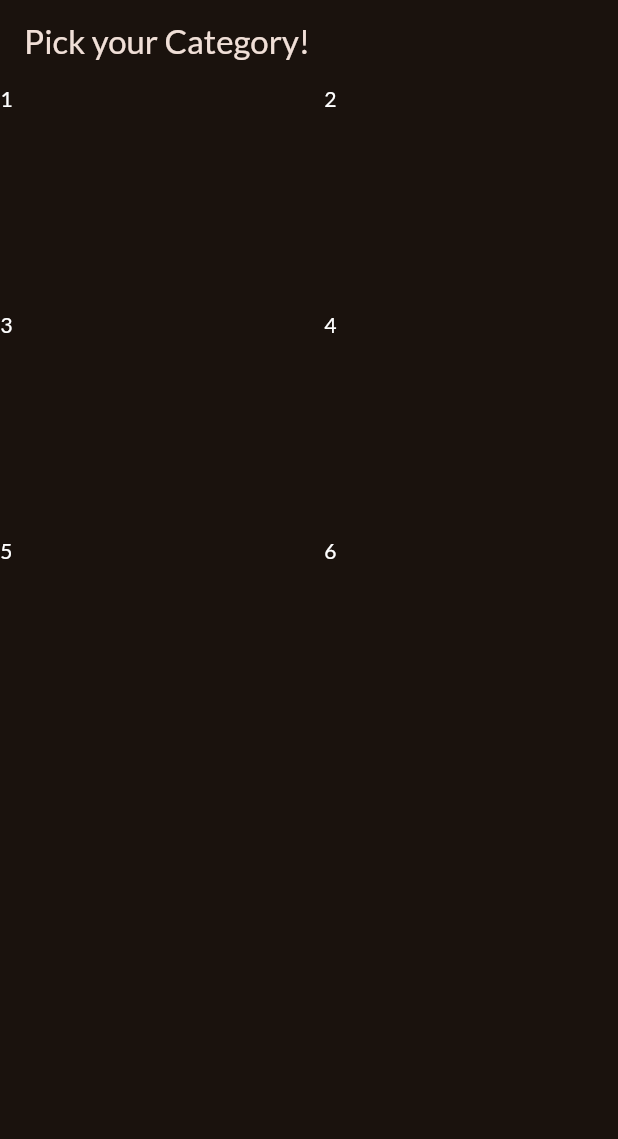
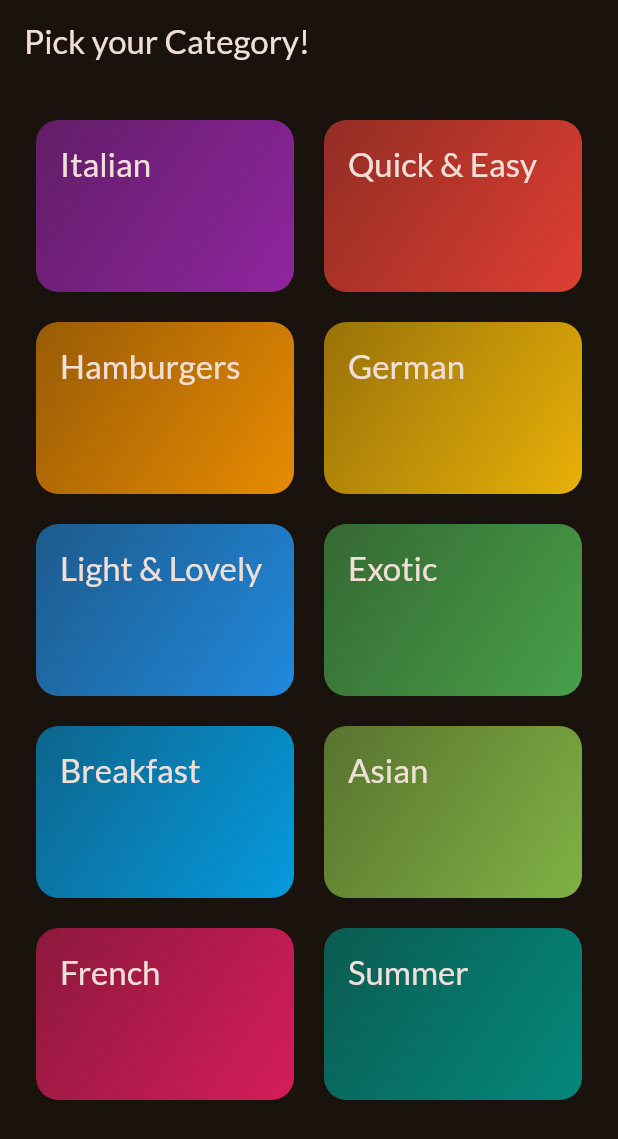
Before and after one commit to raneem-yad/meals_app_training, a Flutter app: the screen it shows after launch, on a phone screen of 412 x 824 dp. Shown: the top 1139 px of the screen. Run offline on Flutter 3.47's test engine with Material 3 defaults, Android fonts, the phone set to English and light mode, and no system bars; our stand-ins replace google_fonts.

Commit message:
adding inkwell and gridview

```diff
--- a/lib/categories_screen.dart
+++ /dev/null
@@ -1,27 +0,0 @@
-import 'package:flutter/material.dart';
-
-class CategoriesScreen extends StatelessWidget {
-  const CategoriesScreen({super.key});
-
-  @override
-  Widget build(BuildContext context) {
-    return Scaffold(
-      appBar: AppBar(
-        title: const Text("Pick your Category!"),
-      ),
-      body: GridView(gridDelegate:const  SliverGridDelegateWithFixedCrossAxisCount(
-          crossAxisCount: 2,
-        mainAxisSpacing: 20,
-        crossAxisSpacing: 20,
-        childAspectRatio: 3/2,
-          ),children:const  [
-            Text("1" ,style: TextStyle(color: Colors.white),),
-            Text("2" ,style: TextStyle(color: Colors.white),),
-            Text("3" ,style: TextStyle(color: Colors.white),),
-            Text("4" ,style: TextStyle(color: Colors.white),),
-            Text("5" ,style: TextStyle(color: Colors.white),),
-            Text("6" ,style: TextStyle(color: Colors.white),),
-      ],),
-    );
-  }
-}
--- /dev/null
+++ b/lib/data/dummy_data.dart
@@ -0,0 +1,56 @@
+import 'package:flutter/material.dart';
+
+import 'package:meal_prep_training/models/category.dart';
+
+const availableCategories = [
+  Category(
+    id: 'c1',
+    title: 'Italian',
+    color: Colors.purple,
+  ),
+  Category(
+    id: 'c2',
+    title: 'Quick & Easy',
+    color: Colors.red,
+  ),
+  Category(
+    id: 'c3',
+    title: 'Hamburgers',
+    color: Colors.orange,
+  ),
+  Category(
+    id: 'c4',
+    title: 'German',
+    color: Colors.amber,
+  ),
+  Category(
+    id: 'c5',
+    title: 'Light & Lovely',
+    color: Colors.blue,
+  ),
+  Category(
+    id: 'c6',
+    title: 'Exotic',
+    color: Colors.green,
+  ),
+  Category(
+    id: 'c7',
+    title: 'Breakfast',
+    color: Colors.lightBlue,
+  ),
+  Category(
+    id: 'c8',
+    title: 'Asian',
+    color: Colors.lightGreen,
+  ),
+  Category(
+    id: 'c9',
+    title: 'French',
+    color: Colors.pink,
+  ),
+  Category(
+    id: 'c10',
+    title: 'Summer',
+    color: Colors.teal,
+  ),
+];
--- a/lib/main.dart
+++ b/lib/main.dart
@@ -1,7 +1,7 @@
 import 'package:flutter/material.dart';
 
 import 'package:google_fonts/google_fonts.dart';
-import 'package:meal_prep_training/categories_screen.dart';
+import 'package:meal_prep_training/screens/categories.dart';
 
 final theme = ThemeData(
   useMaterial3: true,
--- /dev/null
+++ b/lib/models/category.dart
@@ -0,0 +1,13 @@
+import 'package:flutter/material.dart';
+
+class Category {
+  const Category({
+    required this.id,
+    required this.title,
+    this.color = Colors.orange,
+  });
+
+  final String id;
+  final String title;
+  final Color color;
+}
--- /dev/null
+++ b/lib/screens/categories.dart
@@ -0,0 +1,28 @@
+import 'package:flutter/material.dart';
+import 'package:meal_prep_training/data/dummy_data.dart';
+import 'package:meal_prep_training/widgets/category_grid_item.dart';
+
+class CategoriesScreen extends StatelessWidget {
+  const CategoriesScreen({super.key});
+
+  @override
+  Widget build(BuildContext context) {
+    return Scaffold(
+      appBar: AppBar(
+        title: const Text("Pick your Category!"),
+      ),
+      body: GridView(
+        padding: const EdgeInsets.all(24),
+        gridDelegate: const SliverGridDelegateWithFixedCrossAxisCount(
+          crossAxisCount: 2,
+          mainAxisSpacing: 20,
+          crossAxisSpacing: 20,
+          childAspectRatio: 3 / 2,
+        ),
+        children: availableCategories
+            .map((item) => CategoryGridItem(category: item))
+            .toList(),
+      ),
+    );
+  }
+}
--- /dev/null
+++ b/lib/widgets/category_grid_item.dart
@@ -0,0 +1,44 @@
+import 'package:flutter/material.dart';
+import 'package:meal_prep_training/models/category.dart';
+
+
+
+
+
+class CategoryGridItem extends StatelessWidget {
+  const CategoryGridItem({
+    super.key,
+    required this.category,
+  });
+
+  final Category category;
+
+  @override
+  Widget build(BuildContext context) {
+    return InkWell(
+      onTap: (){},
+      splashColor: Theme.of(context).primaryColor,
+      borderRadius: BorderRadius.circular(15),
+      child: Container(
+
+        padding: const EdgeInsets.all(16),
+        decoration: BoxDecoration(
+            borderRadius: BorderRadius.circular(15),
+            gradient: LinearGradient(
+              colors: [
+                category.color.withOpacity(0.55),
+                category.color.withOpacity(0.9),
+              ],
+              begin: Alignment.topLeft,
+              end: Alignment.bottomRight,
+            )),
+        child: Text(
+          category.title,
+          style: Theme.of(context).textTheme.titleLarge!.copyWith(
+            color: Theme.of(context).colorScheme.onSurface,
+          ),
+        ),
+      ),
+    );
+  }
+}
```
